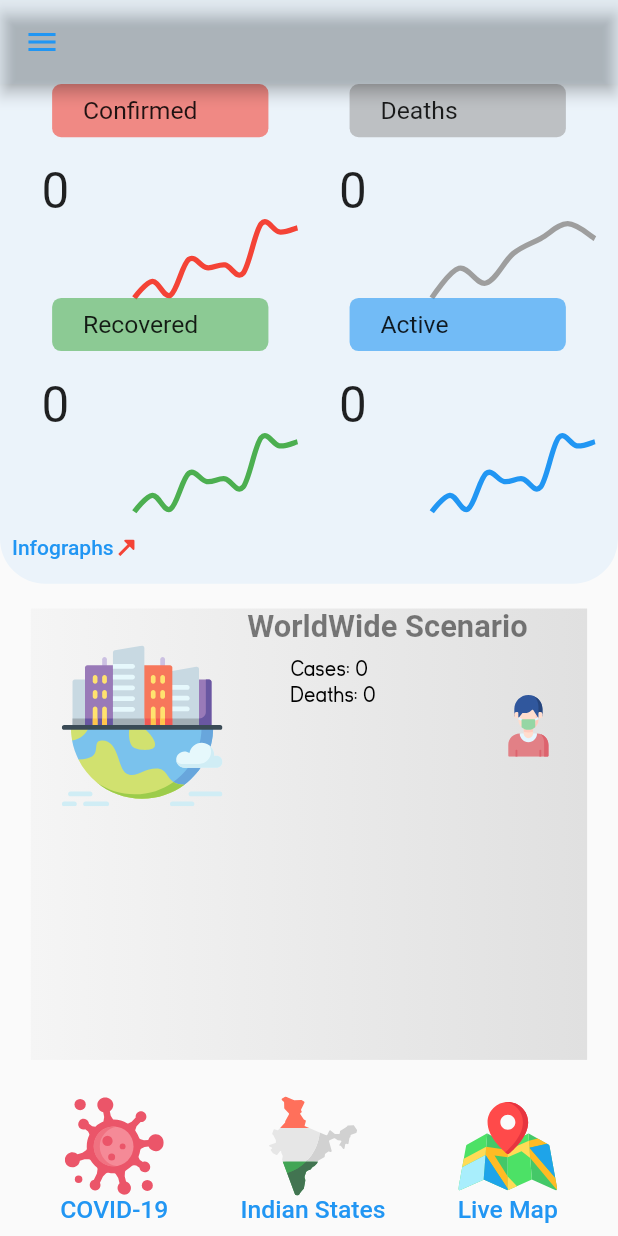
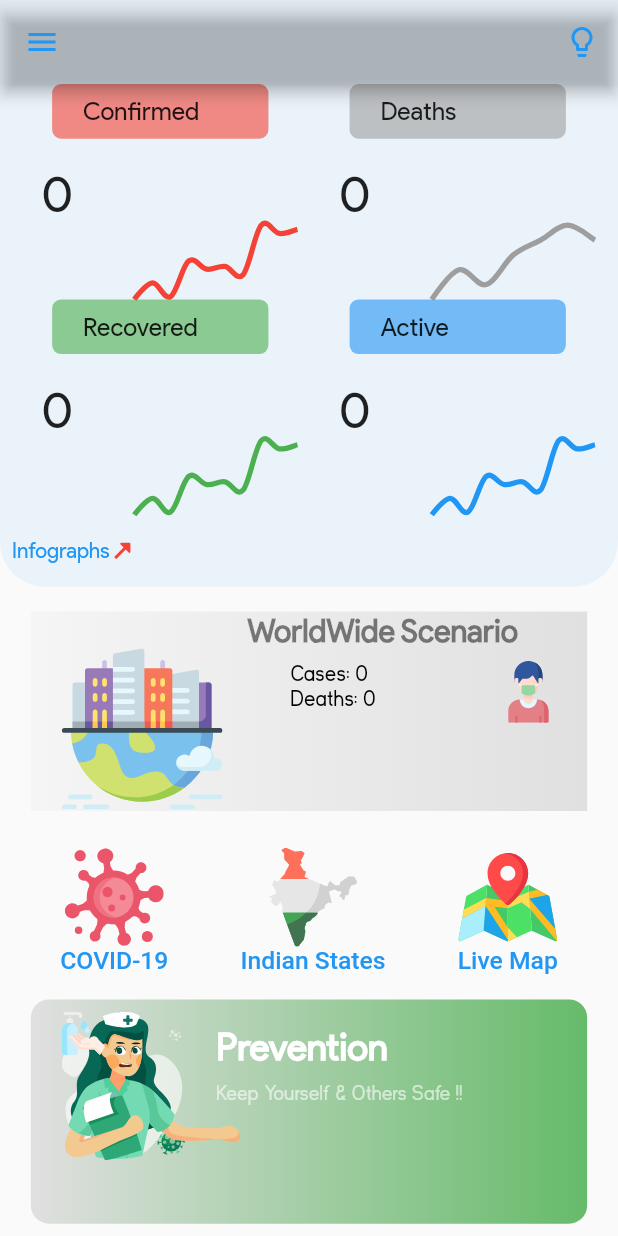
Before and after one commit to ShikharShankar/Covid-19_Tracker, a Flutter app: the HomePage screen opened directly, on a phone screen of 412 x 824 dp. Run offline on Flutter 3.47's test engine with Material 2 defaults, Android fonts, the phone set to English and light mode, and no system bars; drawn by our look-alikes of fl_chart; our stand-ins replace adaptive_theme, charts_flutter, flutter_spinkit, flutter_svg, geocoding, location and 2 more; missing offline and left inert: flutter_webview_plugin; network calls fail; Roboto replaces fonts that are missing (Titillium).

Commit message:
'Light/Dark_Theme'

```diff
--- a/lib/Screens/home_screen.dart
+++ b/lib/Screens/home_screen.dart
@@ -1,3 +1,4 @@
+import 'package:adaptive_theme/adaptive_theme.dart';
 import 'package:covid_tracker/Data/country_virus_data.dart';
 import 'package:covid_tracker/Data/virus_data.dart';
 import 'package:covid_tracker/Screens/live_map_screen.dart';
@@ -39,6 +40,8 @@ class _HomePageState extends State<HomePage> {
 
   int index = 0;
   List<CountryVirusData> countriesData = [];
+  bool isLight=true;
+
   final _scaffoldKey = GlobalKey<ScaffoldState>();
 
   void updateUI(dynamic virusData) {
@@ -121,16 +124,27 @@ class _HomePageState extends State<HomePage> {
         title: Text(
             "Covid Tracker",
             style: TextStyle(
-              color: Colors.black,
+              color: isLight ? Colors.black :Colors.white,
               fontSize: yMargin(3.2),
               fontFamily: 'Titillium',
             ),
         ),
         iconTheme: IconThemeData(color: Colors.blue),
+        actions: <Widget>[
+          IconButton(
+              icon: Icon(Icons.lightbulb_outline),
+              onPressed: () {
+                isLight ? AdaptiveTheme.of(context).setDark() : AdaptiveTheme.of(context).setLight();
+                setState(() {
+                  isLight = !isLight;
+                });
+              }
+          )
+        ],
       ),
       drawer: ClipPath(
         clipper: MyCustomClipper(),
-        child: buildDrawer(context, widget),
+        child: buildDrawer(context, isLight,widget),
       ),
       body: SafeArea(
         child: Column(
@@ -213,6 +227,7 @@ class _HomePageState extends State<HomePage> {
               widget: widget,
               cases: data.confirmedCases,
               deaths: data.deaths,
+              isLight: isLight,
             ),
             Padding(
               padding: EdgeInsets.symmetric(horizontal: xMargin(5)),
@@ -247,6 +262,9 @@ class _HomePageState extends State<HomePage> {
                 ],
               ),
             ),
+            PreventionCard(
+              isLight: isLight,
+            ),
           ],
         ),
       ),
--- a/lib/Widgets/drawer.dart
+++ b/lib/Widgets/drawer.dart
@@ -22,7 +22,7 @@ class MyCustomClipper extends CustomClipper<Path> {
   }
 }
 
-Drawer buildDrawer(context, widget) {
+Drawer buildDrawer(context, isLight,widget) {
   return Drawer(
     child: Container(
       padding: EdgeInsets.all(10),
@@ -33,7 +33,7 @@ Drawer buildDrawer(context, widget) {
           Padding(
             padding: EdgeInsets.only(left: SizeConfig.blockSizeHorizontal * 2),
             child: Image.asset(
-              "assets/covid_black.png",
+              isLight ? "assets/covid_black.png" : "assets/covid_white.png",
               width: 160,
             ),
           ),
@@ -47,7 +47,7 @@ Drawer buildDrawer(context, widget) {
                   children: <Widget>[
                     Icon(
                       Icons.home,
-                      color: Colors.black,
+                      color: isLight ? Colors.black : Colors.white,
                     ),
                     SizedBox(
                       width: 10,
@@ -65,7 +65,7 @@ Drawer buildDrawer(context, widget) {
                   children: <Widget>[
                     Icon(
                       Icons.flag,
-                      color: Colors.black,
+                      color: isLight ? Colors.black : Colors.white,
                     ),
                     SizedBox(
                       width: 10,
@@ -84,7 +84,7 @@ Drawer buildDrawer(context, widget) {
                     SvgPicture.asset(
                       "assets/icons/india.svg",
                       height: yMargin(4.5),
-                      color: Colors.black,
+                      color: isLight ? Colors.black : Colors.white,
                     ),
                     SizedBox(
                       width: 5,
@@ -105,7 +105,7 @@ Drawer buildDrawer(context, widget) {
                       SvgPicture.asset(
                         "assets/icons/virus.svg",
                         height: yMargin(3.3),
-                        color: Colors.black,
+                        color: isLight ? Colors.black : Colors.white,
                       ),
                     SizedBox(
                       width: 10,
@@ -123,7 +123,7 @@ Drawer buildDrawer(context, widget) {
                   children: <Widget>[
                     Icon(
                       Icons.refresh,
-                      color: Colors.black,
+                      color: isLight ? Colors.black : Colors.white,
                     ),
                     SizedBox(
                       width: 10,
@@ -151,7 +151,7 @@ Drawer buildDrawer(context, widget) {
                   children: <Widget>[
                     Icon(
                       Icons.info,
-                      color: Colors.black,
+                      color: isLight ? Colors.black : Colors.white,
                     ),
                     SizedBox(
                       width: 10,
--- a/lib/Widgets/prevention_card.dart
+++ b/lib/Widgets/prevention_card.dart
@@ -4,7 +4,11 @@ import 'package:flutter_svg/flutter_svg.dart';
 import 'package:covid_tracker/constants.dart';
 
 class PreventionCard extends StatelessWidget {
-  //const PreventionCard({Key? key}) : super(key: key);
+  final bool isLight;
+  const PreventionCard({
+    Key ?key,
+    required this.isLight,
+  }) : super(key: key);
 
   @override
   Widget build(BuildContext context) {
@@ -21,7 +25,7 @@ class PreventionCard extends StatelessWidget {
       child: Container(
         padding: EdgeInsets.symmetric(
           horizontal: xMargin(5),
-          vertical: yMargin(2.5),
+          vertical: yMargin(1),
         ),
         width: double.infinity,
         child: Stack(
@@ -29,13 +33,13 @@ class PreventionCard extends StatelessWidget {
           children: <Widget>[
             Container(
               padding: EdgeInsets.only(
-                left: xMargin(33),
+                left: xMargin(30),
                 top: yMargin(2),
               ),
               width: double.infinity,
               decoration: BoxDecoration(
                 gradient: LinearGradient(
-                  colors: [Color(0xFFE0E0E0),Color(0xFF66BB6A)],
+                  colors: isLight ? [Color(0xFFE0E0E0),Color(0xFF66BB6A)] : [Color(0xFFE0E0E0),Color(0xFF66BB6A)],
                 ),
                 borderRadius: BorderRadius.circular(12),
               ),
--- a/lib/Widgets/world_card.dart
+++ b/lib/Widgets/world_card.dart
@@ -5,10 +5,11 @@ import 'package:covid_tracker/constants.dart';
 
 class WorldCard extends StatelessWidget {
 
+  final bool isLight;
   final widget;
   final cases;
   final deaths;
-  const WorldCard({ Key? key, this.widget, this.cases, this.deaths})
+  const WorldCard({Key? key, this.widget, this.cases, this.deaths, required this.isLight})
       : super(key: key);
 
   @override
@@ -44,7 +45,9 @@ class WorldCard extends StatelessWidget {
                       "WorldWide Scenario",
                       style: TextStyle(
                         fontSize: yMargin(2.5),
-                        color: Colors.black.withOpacity(.5),
+                        color: isLight
+                            ? Colors.black.withOpacity(.5)
+                            : Colors.white.withOpacity(.6),
                         fontWeight: FontWeight.w600,
                       ),
                     ),
@@ -58,7 +61,7 @@ class WorldCard extends StatelessWidget {
                         style: TextStyle(
                             fontSize: yMargin(1.8),
                             fontFamily: "Kayak",
-                            color: Colors.black,
+                            color: isLight ? Colors.black : Colors.white,
                         ),
                       ),
                     ),
@@ -74,7 +77,7 @@ class WorldCard extends StatelessWidget {
                 ),
               ),
               Positioned(
-                top: yMargin(7),
+                top: yMargin(4),
                 right: xMargin(4.5),
                 child: SvgPicture.asset(
                   "assets/icons/patient.svg",
--- a/pubspec.yaml
+++ b/pubspec.yaml
@@ -65,6 +65,7 @@ flutter:
     - assets/videos/covid.mkv
     - assets/info/info.txt
     - assets/covid_black.png
+    - assets/covid_white.png
   #   - images/a_dot_ham.jpeg
 
   # An image asset can refer to one or more resolution-specific "variants", see
```
Also changed, not shown: lib/Screens/loading_screen.dart (+4 -3 lines), lib/main.dart (+18 -6 lines), assets/covid_white.png (added).
